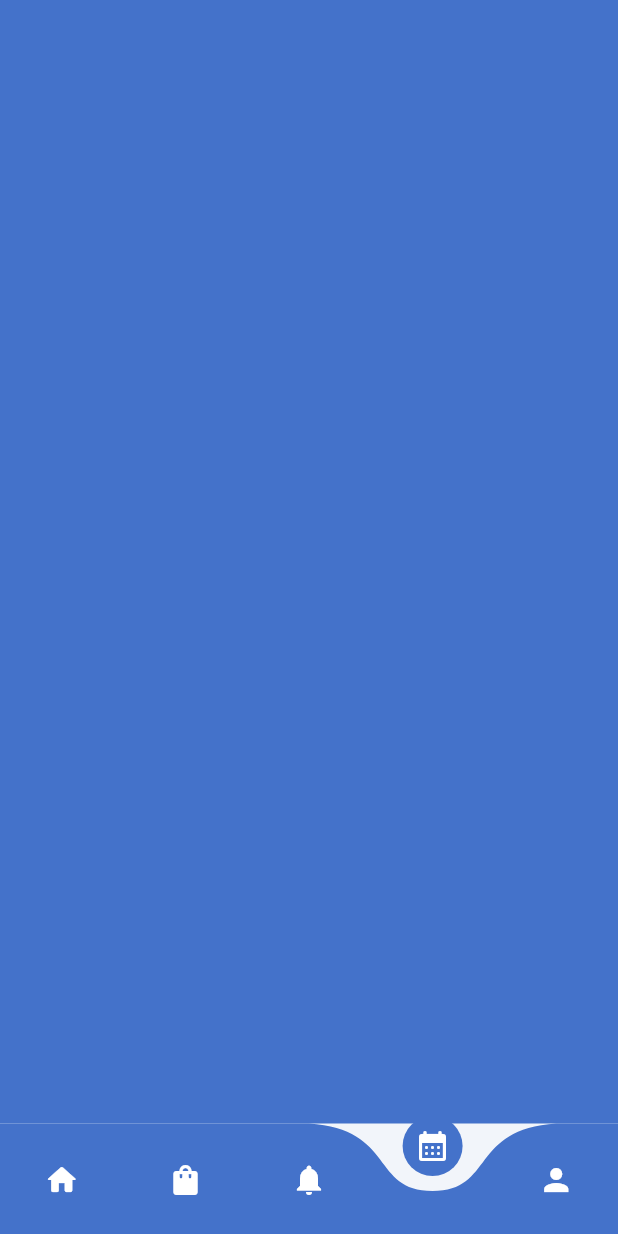
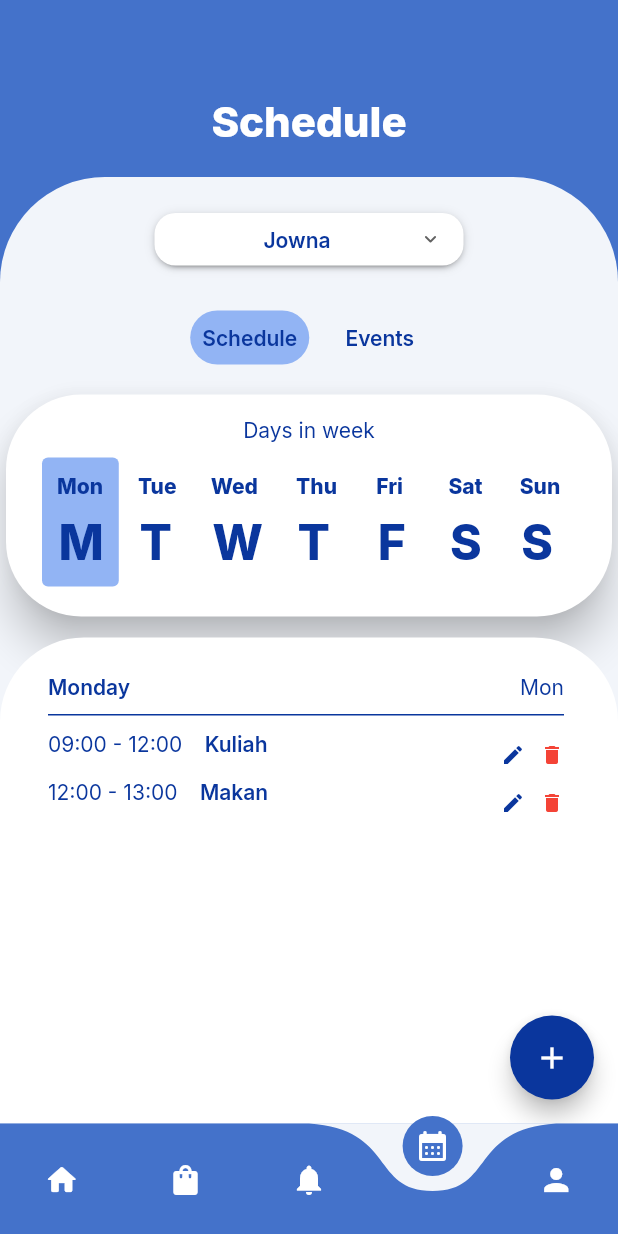
Before and after one commit to y0naa/familist_2, a Flutter app: the screen it shows after launch, item 4 of the bottom bar chosen, on a phone screen of 412 x 824 dp. Run offline on Flutter 3.47's test engine with Material 2 defaults, Android fonts, the phone set to English and light mode, and no system bars; drawn by our look-alikes of curved_navigation_bar, dropdown_button2; our stand-ins replace go_router, google_fonts, modal_bottom_sheet.

Commit message:
scheduler

```diff
--- /dev/null
+++ b/lib/screens/schedule/eventsPage.dart
@@ -0,0 +1,25 @@
+import 'package:flutter/material.dart';
+import 'package:google_fonts/google_fonts.dart';
+
+import '../../constants.dart';
+
+class EventsPage extends StatelessWidget {
+  const EventsPage({super.key});
+
+  @override
+  Widget build(BuildContext context) {
+    return Column(
+      mainAxisAlignment: MainAxisAlignment.start,
+      crossAxisAlignment: CrossAxisAlignment.start,
+      children: [
+        Text(
+          "Upcoming Events",
+          style: GoogleFonts.inter(
+            fontSize: 14,
+            color: sColor,
+          ),
+        )
+      ],
+    );
+  }
+}
--- /dev/null
+++ b/lib/screens/schedule/schedulePage.dart
@@ -0,0 +1,321 @@
+import 'package:dropdown_button2/dropdown_button2.dart';
+import 'package:familist_2/constants.dart';
+import 'package:familist_2/screens/schedule/eventsPage.dart';
+import 'package:familist_2/screens/schedule/scheduleSection.dart';
+import 'package:familist_2/widgets/schedule/date.dart';
+import 'package:familist_2/widgets/schedule/schedule.dart';
+import 'package:familist_2/widgets/tagButton.dart';
+import 'package:flutter/material.dart';
+import 'package:google_fonts/google_fonts.dart';
+import 'package:modal_bottom_sheet/modal_bottom_sheet.dart';
+
+class SchedulePage extends StatefulWidget {
+  const SchedulePage({super.key});
+
+  @override
+  State<SchedulePage> createState() => _SchedulePageState();
+}
+
+class _SchedulePageState extends State<SchedulePage> {
+  String _initValue = "Jowna";
+  var items = ["Jowna", "Musi"];
+  int _index = 0;
+
+  @override
+  Widget build(BuildContext context) {
+    final size = MediaQuery.of(context).size;
+    return Scaffold(
+      floatingActionButton: FloatingActionButton(
+        backgroundColor: const Color(0xFF0A369D),
+        child: const Icon(Icons.add),
+        onPressed: () {
+          showShoppingModal(context);
+        },
+      ),
+      body: Padding(
+        padding: const EdgeInsets.only(top: 64),
+        child: Column(
+          crossAxisAlignment: CrossAxisAlignment.stretch,
+          children: [
+            Text(
+              "Schedule",
+              textAlign: TextAlign.center,
+              style: GoogleFonts.inter(
+                fontSize: 28,
+                color: Colors.white,
+                fontWeight: FontWeight.w800,
+              ),
+            ),
+            const SizedBox(
+              height: 20,
+            ),
+            Expanded(
+              child: Container(
+                height: 200,
+                decoration: const BoxDecoration(
+                  color: bgColor,
+                  borderRadius: BorderRadius.only(
+                    topLeft: Radius.circular(70),
+                    topRight: Radius.circular(70),
+                  ),
+                ),
+                child:
+                    // main column for white area
+                    Column(
+                  mainAxisAlignment: MainAxisAlignment.start,
+                  crossAxisAlignment: CrossAxisAlignment.center,
+                  children: [
+                    Padding(
+                      padding: const EdgeInsets.only(top: 24),
+                      child: DropdownButtonHideUnderline(
+                        child: DropdownButton2(
+                          isExpanded: true,
+                          icon: const Icon(Icons.keyboard_arrow_down_rounded),
+                          iconSize: 16,
+                          value: _initValue,
+                          buttonHeight: 35,
+                          buttonWidth: size.width * 0.5,
+                          buttonPadding:
+                              const EdgeInsets.only(left: 14, right: 14),
+                          buttonDecoration: BoxDecoration(
+                            borderRadius: BorderRadius.circular(14),
+                            color: Colors.white,
+                          ),
+                          buttonElevation: 2,
+                          itemHeight: 40,
+                          itemPadding:
+                              const EdgeInsets.only(left: 14, right: 14),
+                          dropdownMaxHeight: 200,
+                          dropdownWidth: 200,
+                          dropdownPadding: null,
+                          dropdownDecoration: BoxDecoration(
+                            borderRadius: BorderRadius.circular(14),
+                            color: Colors.white,
+                          ),
+                          dropdownElevation: 8,
+                          scrollbarRadius: const Radius.circular(40),
+                          scrollbarThickness: 6,
+                          scrollbarAlwaysShow: true,
+                          hint: Row(
+                            children: [
+                              const Icon(
+                                Icons.list,
+                                size: 16,
+                                color: Colors.grey,
+                              ),
+                              const SizedBox(
+                                width: 4,
+                              ),
+                              Expanded(
+                                child: Text(
+                                  'Select Item',
+                                  style: GoogleFonts.inter(
+                                    fontSize: 14,
+                                    color: sColor,
+                                  ),
+                                  overflow: TextOverflow.ellipsis,
+                                ),
+                              ),
+                            ],
+                          ),
+                          items: items.map((String items) {
+                            return DropdownMenuItem(
+                              value: items,
+                              child: Center(
+                                child: Text(
+                                  items,
+                                  style: GoogleFonts.inter(
+                                    fontSize: 14,
+                                    color: sColor,
+                                    fontWeight: FontWeight.w600,
+                                  ),
+                                ),
+                              ),
+                            );
+                          }).toList(),
+                          onChanged: (value) {
+                            setState(() {
+                              _initValue = value as String;
+                            });
+                          },
+                        ),
+                      ),
+                    ),
+                    Padding(
+                      padding: const EdgeInsets.only(top: 24),
+                      child: Row(
+                        mainAxisAlignment: MainAxisAlignment.center,
+                        children: [
+                          TagButton(
+                            tapped: _index == 0 ? true : false,
+                            text: "Schedule",
+                            onTap: () {
+                              setState(() {
+                                _index = 0;
+                              });
+                            },
+                          ),
+                          const SizedBox(
+                            width: 15,
+                          ),
+                          TagButton(
+                            tapped: _index == 1 ? true : false,
+                            text: "Events",
+                            onTap: () {
+                              setState(() {
+                                _index = 1;
+                              });
+                            },
+                          ),
+                        ],
+                      ),
+                    ),
+
+                    // show list
+                    const SizedBox(
+                      height: 10,
+                    ),
+
+                    _index == 0
+                        ? const Expanded(child: Scheduler())
+                        : const EventsPage(),
+                  ],
+                ),
+              ),
+            )
+          ],
+        ),
+      ),
+    );
+  }
+}
+
+Future<dynamic> showShoppingModal(BuildContext context) {
+  return showBarModalBottomSheet(
+    context: context,
+    builder: (context) => SingleChildScrollView(
+      controller: ModalScrollController.of(context),
+      child: Padding(
+        padding: const EdgeInsets.only(top: 24),
+        child: Column(
+          mainAxisAlignment: MainAxisAlignment.start,
+          crossAxisAlignment: CrossAxisAlignment.start,
+          children: [
+            Center(
+              child: Text(
+                "Create an item",
+                style: GoogleFonts.inter(
+                  fontSize: 24,
+                  color: sColor,
+                  fontWeight: FontWeight.w700,
+                ),
+              ),
+            ),
+            const SizedBox(
+              height: 32,
+            ),
+            Padding(
+              padding: const EdgeInsets.only(left: 32),
+              child: Text(
+                "Item name",
+                style: GoogleFonts.inter(
+                  fontSize: 14,
+                  color: sColor,
+                ),
+              ),
+            ),
+            Padding(
+              padding: const EdgeInsets.only(
+                  left: 32, right: 32, top: 14, bottom: 32),
+              child: TextField(
+                decoration: InputDecoration(
+                  hintText: "Input item name here",
+                  filled: true,
+                  fillColor: Colors.grey.shade100.withOpacity(0.5),
+                  border: OutlineInputBorder(
+                    borderRadius: BorderRadius.circular(16),
+                    borderSide:
+                        BorderSide(color: Colors.grey.shade100, width: 0.0),
+                  ),
+                ),
+              ),
+            ),
+            Padding(
+              padding: const EdgeInsets.only(left: 32),
+              child: Text(
+                "Price per piece",
+                style: GoogleFonts.inter(
+                  fontSize: 14,
+                  color: sColor,
+                ),
+              ),
+            ),
+            Padding(
+              padding: const EdgeInsets.only(
+                  left: 32, right: 32, top: 14, bottom: 32),
+              child: TextField(
+                decoration: InputDecoration(
+                  prefixIcon: Padding(
+                      padding: const EdgeInsets.all(15),
+                      child: Text(
+                        'Rp.',
+                        style: GoogleFonts.inter(
+                            fontSize: 18,
+                            color: sColor,
+                            fontWeight: FontWeight.w900),
+                      )),
+                  hintText: "Enter item price",
+                  filled: true,
+                  fillColor: Colors.grey.shade100.withOpacity(0.5),
+                  border: OutlineInputBorder(
+                    borderRadius: BorderRadius.circular(16),
+                    borderSide:
+                        BorderSide(color: Colors.grey.shade100, width: 0.0),
+                  ),
+                ),
+              ),
+            ),
+            Padding(
+              padding: const EdgeInsets.only(left: 32),
+              child: Text(
+                "Category",
+                style: GoogleFonts.inter(
+                  fontSize: 14,
+                  color: sColor,
+                ),
+              ),
+            ),
+            Row(
+              children: [
+                Expanded(
+                  child: Padding(
+                    padding: const EdgeInsets.only(
+                        left: 32, right: 32, top: 32, bottom: 32),
+                    child: TextButton(
+                      style: ButtonStyle(
+                        backgroundColor: MaterialStatePropertyAll<Color>(
+                          const Color(0xFF0A369D).withOpacity(0.8),
+                        ),
+                      ),
+                      onPressed: () {},
+                      child: Padding(
+                        padding: const EdgeInsets.only(top: 16, bottom: 16),
+                        child: Text(
+                          "Done",
+                          style: GoogleFonts.inter(
+                              fontSize: 18,
+                              color: Colors.white,
+                              fontWeight: FontWeight.w700),
+                        ),
+                      ),
+                    ),
+                  ),
+                ),
+              ],
+            ),
+          ],
+        ),
+      ),
+    ),
+  );
+}
--- /dev/null
+++ b/lib/screens/schedule/scheduleSection.dart
@@ -0,0 +1,211 @@
+import 'package:flutter/material.dart';
+import 'package:google_fonts/google_fonts.dart';
+
+import '../../constants.dart';
+import '../../widgets/schedule/date.dart';
+import '../../widgets/schedule/schedule.dart';
+
+class Scheduler extends StatefulWidget {
+  const Scheduler({super.key});
+
+  @override
+  State<Scheduler> createState() => _SchedulerState();
+}
+
+class _SchedulerState extends State<Scheduler> {
+  var days_name = [
+    "Monday",
+    "Tuesday",
+    "Wednesday",
+    "Thursday",
+    "Friday",
+    "Saturday",
+    "Sunday"
+  ];
+  var days_short = [
+    "Mon",
+    "Tue",
+    "Wed",
+    "Thu",
+    "Fri",
+    "Sat",
+    "Sun",
+  ];
+
+  int _days = 0;
+  @override
+  Widget build(BuildContext context) {
+    final size = MediaQuery.of(context).size;
+    return Column(
+      children: [
+        Column(
+          mainAxisAlignment: MainAxisAlignment.start,
+          children: [
+            Container(
+              decoration: const BoxDecoration(
+                borderRadius: BorderRadius.only(
+                  topLeft: Radius.circular(70),
+                  topRight: Radius.circular(70),
+                ),
+              ),
+              child: Card(
+                shape: RoundedRectangleBorder(
+                  borderRadius: BorderRadius.circular(50),
+                  //set border radius more than 50% of height and width to make circle
+                ),
+                elevation: 12,
+                child: Padding(
+                  padding: const EdgeInsets.only(left: 24, right: 24),
+                  child: Column(
+                    mainAxisAlignment: MainAxisAlignment.spaceEvenly,
+                    children: [
+                      Padding(
+                        padding: const EdgeInsets.only(top: 15, bottom: 10),
+                        child: Text(
+                          "Days in week",
+                          style: GoogleFonts.inter(
+                            fontSize: 14,
+                            color: sColor,
+                          ),
+                        ),
+                      ),
+                      Row(
+                        mainAxisAlignment: MainAxisAlignment.spaceBetween,
+                        children: [
+                          Date(
+                            day: "Mon",
+                            initial: "M",
+                            tapped: _days == 0 ? true : false,
+                            ontap: () {
+                              setState(() {
+                                _days = 0;
+                              });
+                            },
+                          ),
+                          Date(
+                            day: "Tue",
+                            initial: "T",
+                            tapped: _days == 1 ? true : false,
+                            ontap: () {
+                              setState(() {
+                                _days = 1;
+                              });
+                            },
+                          ),
+                          Date(
+                            day: "Wed",
+                            initial: "W",
+                            tapped: _days == 2 ? true : false,
+                            ontap: () {
+                              setState(() {
+                                _days = 2;
+                              });
+                            },
+                          ),
+                          Date(
+                            day: "Thu",
+                            initial: "T",
+                            tapped: _days == 3 ? true : false,
+                            ontap: () {
+                              setState(() {
+                                _days = 3;
+                              });
+                            },
+                          ),
+                          Date(
+                            day: "Fri",
+                            initial: "F",
+                            tapped: _days == 4 ? true : false,
+                            ontap: () {
+                              setState(() {
+                                _days = 4;
+                              });
+                            },
+                          ),
+                          Date(
+                            day: "Sat",
+                            initial: "S",
+                            tapped: _days == 5 ? true : false,
+                            ontap: () {
+                              setState(() {
+                                _days = 5;
+                              });
+                            },
+                          ),
+                          Date(
+                            day: "Sun",
+                            initial: "S",
+                            tapped: _days == 6 ? true : false,
+                            ontap: () {
+                              setState(() {
+                                _days = 6;
+                              });
+                            },
+                          ),
+                        ],
+                      ),
+                      const SizedBox(
+                        height: 20,
+                      ),
+                    ],
+                  ),
+                ),
+              ),
+            ),
+          ],
+        ),
+        const SizedBox(
+          height: 10,
+        ),
+        Expanded(
+          child: Container(
+            decoration: const BoxDecoration(
+              color: Colors.white,
+              borderRadius: BorderRadius.only(
+                topLeft: Radius.circular(56),
+                topRight: Radius.circular(56),
+              ),
+            ),
+            child: Padding(
+              padding: const EdgeInsets.only(left: 32, top: 24, right: 36),
+              child: Column(
+                children: [
+                  Row(
+                    mainAxisAlignment: MainAxisAlignment.spaceBetween,
+                    children: [
+                      Text(
+                        days_name[_days],
+                        style: GoogleFonts.inter(
+                          fontSize: 14,
+                          color: sColor,
+                          fontWeight: FontWeight.w600,
+                        ),
+                      ),
+                      Text(
+                        days_short[_days],
+                        style: GoogleFonts.inter(
+                          fontSize: 14,
+                          color: sColor,
+                        ),
+                      ),
+                    ],
+                  ),
+                  Padding(
+                    padding: const EdgeInsets.only(top: 10, bottom: 10),
+                    child: Container(
+                      height: 1,
+                      width: size.width,
+                      color: sColor,
+                    ),
+                  ),
+                  const Schedule(time: "09:00 - 12:00", title: "Kuliah"),
+                  const Schedule(time: "12:00 - 13:00", title: "Makan"),
+                ],
+              ),
+            ),
+          ),
+        ),
+      ],
+    );
+  }
+}
--- a/lib/screens/schedulePage.dart
+++ /dev/null
@@ -1,11 +0,0 @@
-import 'package:flutter/src/widgets/container.dart';
-import 'package:flutter/src/widgets/framework.dart';
-
-class SchedulePage extends StatelessWidget {
-  const SchedulePage({super.key});
-
-  @override
-  Widget build(BuildContext context) {
-    return Container();
-  }
-}
--- a/lib/screens/superPage.dart
+++ b/lib/screens/superPage.dart
@@ -3,7 +3,7 @@ import 'package:familist_2/constants.dart';
 import 'package:familist_2/screens/home/homePage.dart';
 import 'package:familist_2/screens/profilePage.dart';
 import 'package:familist_2/screens/reminders/remindersPage.dart';
-import 'package:familist_2/screens/schedulePage.dart';
+import 'package:familist_2/screens/schedule/schedulePage.dart';
 import 'package:familist_2/screens/shopping/shoppingPage.dart';
 import 'package:flutter/material.dart';
 
--- /dev/null
+++ b/lib/widgets/schedule/date.dart
@@ -0,0 +1,49 @@
+import 'package:flutter/material.dart';
+import 'package:google_fonts/google_fonts.dart';
+
+import '../../constants.dart';
+
+class Date extends StatelessWidget {
+  final String day;
+  final String initial;
+  final bool tapped;
+  final Function()? ontap;
+
+  const Date(
+      {super.key,
+      required this.day,
+      required this.initial,
+      required this.tapped,
+      this.ontap});
+
+  @override
+  Widget build(BuildContext context) {
+    return TextButton(
+      style: TextButton.styleFrom(
+        minimumSize: Size.zero, // Set this
+        padding: const EdgeInsets.all(10), // and this
+        backgroundColor: tapped ? tagBgColor : tagBgColor.withOpacity(0),
+      ),
+      onPressed: ontap,
+      child: Column(
+        mainAxisAlignment: MainAxisAlignment.center,
+        crossAxisAlignment: CrossAxisAlignment.start,
+        children: [
+          Text(
+            day,
+            style: GoogleFonts.inter(
+                fontSize: 14, color: sColor, fontWeight: FontWeight.w800),
+          ),
+          Padding(
+            padding: const EdgeInsets.only(top: 10, left: 1, right: 0),
+            child: Text(
+              initial,
+              style: GoogleFonts.inter(
+                  fontSize: 32, color: sColor, fontWeight: FontWeight.w800),
+            ),
+          )
+        ],
+      ),
+    );
+  }
+}
--- /dev/null
+++ b/lib/widgets/schedule/schedule.dart
@@ -0,0 +1,59 @@
+import 'package:flutter/material.dart';
+import 'package:google_fonts/google_fonts.dart';
+
+import '../../constants.dart';
+
+class Schedule extends StatelessWidget {
+  final String time;
+  final String title;
+  const Schedule({super.key, required this.time, required this.title});
+
+  @override
+  Widget build(BuildContext context) {
+    return Row(
+      mainAxisAlignment: MainAxisAlignment.spaceBetween,
+      children: [
+        Padding(
+          padding: const EdgeInsets.only(bottom: 15),
+          child: Row(
+            children: [
+              Text(
+                time,
+                style: GoogleFonts.inter(
+                  fontSize: 14,
+                  color: sColor,
+                ),
+              ),
+              const SizedBox(width: 15),
+              Text(
+                title,
+                style: GoogleFonts.inter(
+                  fontSize: 14,
+                  color: sColor,
+                  fontWeight: FontWeight.w600,
+                ),
+              ),
+            ],
+          ),
+        ),
+        const Row(
+          children: [
+            Icon(
+              Icons.edit,
+              color: sColor,
+              size: 16,
+            ),
+            SizedBox(
+              width: 10,
+            ),
+            Icon(
+              Icons.delete,
+              color: Colors.red,
+              size: 16,
+            ),
+          ],
+        ),
+      ],
+    );
+  }
+}
```
Also changed, not shown: pubspec.yaml (+6 -1 lines), pubspec.lock.
